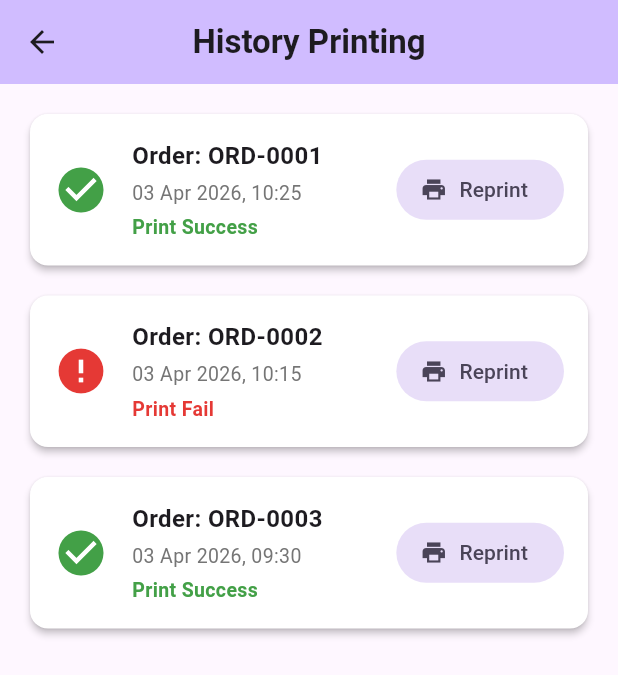
After one commit to CHNSR/rainbow-test, a Flutter app: the HistoryPrinting screen opened by its route, on a phone screen of 412 x 824 dp. The commit adds this screen. Shown: the top 675 px of the screen. Run offline on Flutter 3.47's test engine with Material 3 defaults, Android fonts, the phone set to English and light mode, and no system bars; our stand-ins replace barcode_widget, bloc, dotted_line, equatable, flutter_bloc, google_fonts and 2 more; missing offline and left inert: barcode, flutter_printer_01, flutter_thermal_printer; accounts and stored records are empty.

Commit message:
update printer logic

```diff
--- a/lib/config/export.dart
+++ b/lib/config/export.dart
@@ -11,12 +11,14 @@ export 'package:flutter_application_1/pages/order_pages.dart';
 export 'package:flutter_application_1/pages/select_order_type.dart';
 export 'package:flutter_application_1/pages/setting_page.dart';
 export 'package:flutter_application_1/pages/config_printer.dart';
-export 'package:flutter_application_1/pages/printer_list.dart';
 
+export 'package:flutter_application_1/pages/printer_setting/printer_list.dart';
 export 'package:flutter_application_1/pages/printer_setting/scan_network_screen.dart';
 export 'package:flutter_application_1/pages/printer_setting/text_page.dart';
 export 'package:flutter_application_1/pages/printer_setting/graphic_page.dart';
 export 'package:flutter_application_1/pages/printer_setting/hardware_page.dart';
+export 'package:flutter_application_1/pages/printer_setting/history_printing.dart';
+
 // ==============================================================================
 // 🔷 MODEL EXPORTS
 // ==============================================================================
--- a/lib/config/routes.dart
+++ b/lib/config/routes.dart
@@ -10,6 +10,15 @@ class AppRoutes {
   static const String storeManagement = '/store-management';
   static const String configPrinter = '/config-printer';
   static const String printerList = '/printer_list';
+  static const String historyPrinting = '/history-printing';
+  static const String scanNetwork = '/scan-network';
+  static const String textPage = '/text-page';
+  static const String graphicPage = '/graphic-page';
+  static const String hardwarePage = '/hardware-page';
+  static const String configPage = '/config-page';
+  static const String printerConfigPage = '/printer-config-page';
+  static const String printerListPage = '/printer-list-page';
+  static const String printerSettingPage = '/printer-setting-page';
 }
 
 /// ✅ Route generator - สร้าง routes
@@ -33,6 +42,12 @@ class AppRouter {
 
       case AppRoutes.printerList:
         return MaterialPageRoute(builder: (_) => const PrinterListPage());
+
+      case AppRoutes.historyPrinting:
+        return MaterialPageRoute(builder: (_) => const HistoryPrinting());
+
+      case AppRoutes.printerConfigPage:
+        return MaterialPageRoute(builder: (_) => const PrinterConfigPage());
 
       default:
         return MaterialPageRoute(
@@ -84,6 +99,10 @@ class AppNavigator {
     Navigator.pushNamed(context, AppRoutes.printerList);
   }
 
+  static void goToHistoryPrinting(BuildContext context) {
+    Navigator.pushNamed(context, AppRoutes.historyPrinting);
+  }
+
   /// ย้อนกลับ
   static void goBack(BuildContext context) {
     if (Navigator.canPop(context)) {
--- /dev/null
+++ b/lib/model/print_history.dart
@@ -0,0 +1,43 @@
+import 'package:hive_ce/hive_ce.dart';
+
+@HiveType(typeId: 1)
+enum PrintStatus {
+  @HiveField(0)
+  success,
+  @HiveField(1)
+  fail,
+  @HiveField(2)
+  printing,
+  @HiveField(3)
+  waiting,
+}
+
+@HiveType(typeId: 2)
+class PrintHistoryItem {
+  @HiveField(0)
+  final String id;
+
+  @HiveField(1)
+  final DateTime timestamp;
+
+  @HiveField(2)
+  final double totalAmount;
+
+  @HiveField(3)
+  PrintStatus status;
+
+  @HiveField(4)
+  final String orderType;
+
+  @HiveField(5)
+  final List<Map<String, dynamic>> items;
+
+  PrintHistoryItem({
+    required this.id,
+    required this.timestamp,
+    required this.totalAmount,
+    required this.status,
+    required this.orderType,
+    required this.items,
+  });
+}
--- a/lib/model/print_result.dart
+++ b/lib/model/print_result.dart
@@ -22,6 +22,12 @@ class PrinterConfig extends Equatable {
   final String paperSize;
   @HiveField(4)
   final String category; // kitchen / cashier
+  @HiveField(5)
+  final Map<String, dynamic>? textTemplate;
+  @HiveField(6)
+  final Map<String, dynamic>? hardwareTemplate;
+  @HiveField(7)
+  final Map<String, dynamic>? graphicsTemplate;
 
   const PrinterConfig({
     required this.name,
@@ -29,10 +35,22 @@ class PrinterConfig extends Equatable {
     required this.port,
     required this.paperSize,
     required this.category,
+    this.textTemplate,
+    this.hardwareTemplate,
+    this.graphicsTemplate,
   });
 
   @override
-  List<Object?> get props => [name, ip, port, paperSize, category];
+  List<Object?> get props => [
+        name,
+        ip,
+        port,
+        paperSize,
+        category,
+        textTemplate,
+        hardwareTemplate,
+        graphicsTemplate
+      ];
 }
 
 class ScanPrinterDevice {
--- a/lib/pages/config_printer.dart
+++ b/lib/pages/config_printer.dart
@@ -115,9 +115,9 @@ class _PrinterConfigPageState extends State<PrinterConfigPage> {
         // isBeep: _isBeep,
         // printPrice: _printPrice,
         //
-        // textTemplate: _textTemplate,
-        // hardwareTemplate: _hardwareTemplate,
-        // graphicsTemplate: _graphicsTemplate,
+        textTemplate: _textTemplate,
+        hardwareTemplate: _hardwareTemplate,
+        graphicsTemplate: _graphicsTemplate,
       );
 
       if (widget.index != null) {
@@ -161,9 +161,9 @@ class _PrinterConfigPageState extends State<PrinterConfigPage> {
       // _isAutoCut = c.isAutoCut;
       // _isBeep = c.isBeep;
       // _printPrice = c.printPrice;
-      // _textTemplate = c.textTemplate;
-      // _hardwareTemplate = c.hardwareTemplate;
-      // _graphicsTemplate = c.graphicsTemplate;
+      _textTemplate = c.textTemplate;
+      _hardwareTemplate = c.hardwareTemplate;
+      _graphicsTemplate = c.graphicsTemplate;
     }
   }
 
--- /dev/null
+++ b/lib/pages/printer_setting/history_printing.dart
@@ -0,0 +1,210 @@
+import 'package:flutter/material.dart';
+import 'package:intl/intl.dart';
+
+/// สถานะของการพิมพ์
+enum PrintStatus {
+  success,
+  fail,
+  printing,
+  waiting,
+}
+
+/// Model จำลองสำหรับประวัติการพิมพ์ (ภายหลังสามารถย้ายไปเก็บใน Hive ได้)
+class PrintHistoryItem {
+  final String id;
+  final DateTime timestamp;
+  final double totalAmount;
+  PrintStatus status;
+
+  PrintHistoryItem({
+    required this.id,
+    required this.timestamp,
+    required this.totalAmount,
+    required this.status,
+  });
+}
+
+class HistoryPrinting extends StatefulWidget {
+  const HistoryPrinting({super.key});
+
+  @override
+  State<HistoryPrinting> createState() => _HistoryPrintingState();
+}
+
+class _HistoryPrintingState extends State<HistoryPrinting> {
+  // ข้อมูลจำลอง (Mock Data)
+  final List<PrintHistoryItem> _history = [
+    PrintHistoryItem(
+      id: 'ORD-0001',
+      timestamp: DateTime.now().subtract(const Duration(minutes: 5)),
+      totalAmount: 250.0,
+      status: PrintStatus.success,
+    ),
+    PrintHistoryItem(
+      id: 'ORD-0002',
+      timestamp: DateTime.now().subtract(const Duration(minutes: 15)),
+      totalAmount: 120.0,
+      status: PrintStatus.fail,
+    ),
+    PrintHistoryItem(
+      id: 'ORD-0003',
+      timestamp: DateTime.now().subtract(const Duration(hours: 1)),
+      totalAmount: 850.0,
+      status: PrintStatus.success,
+    ),
+  ];
+
+  /// ฟังก์ชันจำลองการสั่งพิมพ์ซ้ำ
+  Future<void> _reprint(PrintHistoryItem item) async {
+    // 1. เปลี่ยนสถานะเป็น รอคิวพิมพ์ (Waiting)
+    setState(() => item.status = PrintStatus.waiting);
+    await Future.delayed(const Duration(milliseconds: 500));
+
+    // 2. เปลี่ยนสถานะเป็น กำลังพิมพ์ (Printing)
+    setState(() => item.status = PrintStatus.printing);
+
+    // TODO: เรียกใช้ PrinterService().printRecept(...) หรือ printWidgetReceipt(...) ตรงนี้
+    await Future.delayed(
+        const Duration(seconds: 2)); // จำลองเวลาเครื่องปริ้นทำงาน
+
+    // 3. อัปเดตสถานะเมื่อสำเร็จ (Success) หรือ ล้มเหลว (Fail)
+    if (mounted) {
+      setState(() => item.status = PrintStatus.success);
+      ScaffoldMessenger.of(context).showSnackBar(
+        SnackBar(
+          content: Text('✅ พิมพ์ใบเสร็จ ${item.id} ซ้ำสำเร็จ'),
+          backgroundColor: Colors.green.shade700,
+        ),
+      );
+    }
+  }
+
+  /// Helper สำหรับแปลง Status เป็น สี
+  Color _getStatusColor(PrintStatus status) {
+    switch (status) {
+      case PrintStatus.success:
+        return Colors.green.shade600;
+      case PrintStatus.fail:
+        return Colors.red.shade600;
+      case PrintStatus.printing:
+        return Colors.blue.shade600;
+      case PrintStatus.waiting:
+        return Colors.orange.shade600;
+    }
+  }
+
+  /// Helper สำหรับแปลง Status เป็น ข้อความ
+  String _getStatusText(PrintStatus status) {
+    switch (status) {
+      case PrintStatus.success:
+        return 'Print Success';
+      case PrintStatus.fail:
+        return 'Print Fail';
+      case PrintStatus.printing:
+        return 'Printing...';
+      case PrintStatus.waiting:
+        return 'Waiting...';
+    }
+  }
+
+  /// Helper สำหรับแปลง Status เป็น Icon
+  IconData _getStatusIcon(PrintStatus status) {
+    switch (status) {
+      case PrintStatus.success:
+        return Icons.check_circle;
+      case PrintStatus.fail:
+        return Icons.error;
+      case PrintStatus.printing:
+        return Icons.print;
+      case PrintStatus.waiting:
+        return Icons.hourglass_empty;
+    }
+  }
+
+  @override
+  Widget build(BuildContext context) {
+    final cs = Theme.of(context).colorScheme;
+
+    return Scaffold(
+      backgroundColor: cs.surface,
+      appBar: AppBar(
+        title: const Text('History Printing',
+            style: TextStyle(fontWeight: FontWeight.bold)),
+        backgroundColor: cs.inversePrimary,
+        centerTitle: true,
+      ),
+      body: _history.isEmpty
+          ? const Center(child: Text('ไม่มีประวัติการพิมพ์'))
+          : ListView.separated(
+              padding: const EdgeInsets.all(16),
+              itemCount: _history.length,
+              separatorBuilder: (_, __) => const SizedBox(height: 12),
+              itemBuilder: (context, index) {
+                final item = _history[index];
+                final isProcessing = item.status == PrintStatus.printing ||
+                    item.status == PrintStatus.waiting;
+
+                return Card(
+                  elevation: 2,
+                  color: Colors.white,
+                  shape: RoundedRectangleBorder(
+                      borderRadius: BorderRadius.circular(12)),
+                  child: Padding(
+                    padding: const EdgeInsets.all(16.0),
+                    child: Row(
+                      children: [
+                        // ไอคอนสถานะ
+                        Icon(_getStatusIcon(item.status),
+                            color: _getStatusColor(item.status), size: 36),
+                        const SizedBox(width: 16),
+
+                        // รายละเอียดออเดอร์
+                        Expanded(
+                          child: Column(
+                            crossAxisAlignment: CrossAxisAlignment.start,
+                            children: [
+                              Text(
+                                'Order: ${item.id}',
+                                style: const TextStyle(
+                                    fontWeight: FontWeight.bold, fontSize: 16),
+                              ),
+                              const SizedBox(height: 4),
+                              Text(
+                                DateFormat('dd MMM yyyy, HH:mm')
+                                    .format(item.timestamp),
+                                style: TextStyle(
+                                    color: Colors.grey.shade600, fontSize: 13),
+                              ),
+                              const SizedBox(height: 4),
+                              Text(
+                                _getStatusText(item.status),
+                                style: TextStyle(
+                                    color: _getStatusColor(item.status),
+                                    fontWeight: FontWeight.w600,
+                                    fontSize: 13),
+                              ),
+                            ],
+                          ),
+                        ),
+
+                        // ปุ่ม Reprint
+                        FilledButton.tonalIcon(
+                          onPressed: isProcessing ? null : () => _reprint(item),
+                          icon: isProcessing
+                              ? const SizedBox(
+                                  width: 16,
+                                  height: 16,
+                                  child:
+                                      CircularProgressIndicator(strokeWidth: 2))
+                              : const Icon(Icons.print, size: 18),
+                          label: Text(isProcessing ? 'Wait' : 'Reprint'),
+                        ),
+                      ],
+                    ),
+                  ),
+                );
+              },
+            ),
+    );
+  }
+}
--- a/lib/pages/setting_page.dart
+++ b/lib/pages/setting_page.dart
@@ -65,6 +65,16 @@ class _SettingPageState extends State<SettingPage> {
               _buildPaymentMethodTile(),
               _buildDivider(),
               _buildShowOrderTile(),
+              _buildDivider(),
+              _buildNavigationTile(
+                icon: Icons.history_outlined,
+                title: "History Printing",
+                subtitle: "View past print jobs and receipts",
+                onTap: () {
+                  AppNavigator.goToHistoryPrinting(context);
+                },
+              ),
+              _buildDivider(),
             ],
           ),
           _buildSection(
```
Also changed, not shown: lib/model/print_result.g.dart, lib/pages/printer_setting/printer_list.dart (renamed from lib/pages/printer_list.dart).
